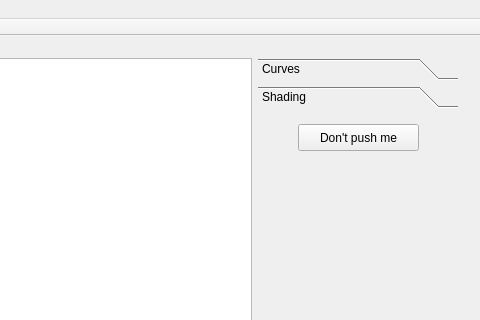
ftasse/ShadingCurves, file mainwindow.ui: the form before one commit; both pictures show x 360 to 840 and y 0 to 320 of the 840 by 512 pixel window.
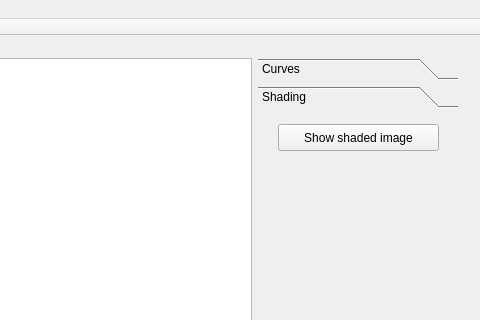
The form after the commit. The open tabs and pages were chosen to show the change. Custom widgets are drawn as their Qt base class.

Commit message: Image shading should work now

Diff of the .ui file:
```diff
--- a/mainwindow.ui
+++ b/mainwindow.ui
@@ -240,7 +240,7 @@
             <x>0</x>
             <y>0</y>
             <width>200</width>
-            <height>354</height>
+            <height>346</height>
            </rect>
           </property>
           <attribute name="label">
@@ -249,14 +249,14 @@
           <widget class="QPushButton" name="getShadingButton">
            <property name="geometry">
             <rect>
-             <x>40</x>
+             <x>20</x>
              <y>10</y>
-             <width>121</width>
+             <width>161</width>
              <height>27</height>
             </rect>
            </property>
            <property name="text">
-            <string>Don't push me</string>
+            <string>Show shaded image</string>
            </property>
           </widget>
          </widget>
```
Left out of the diff: 4 changed lines with no effect on the pictures. The commit also changes 1 other file.
